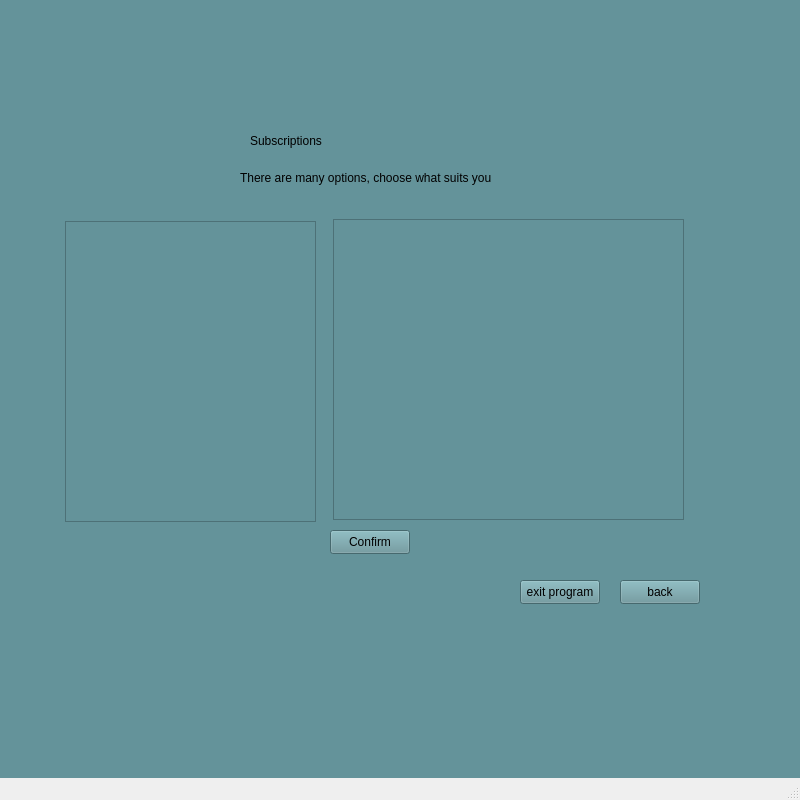
Above: omar qt/QtWidgetsApplication3.ui from MohammedNaser28/SP_metro_system before the change. Below: the same form after it.
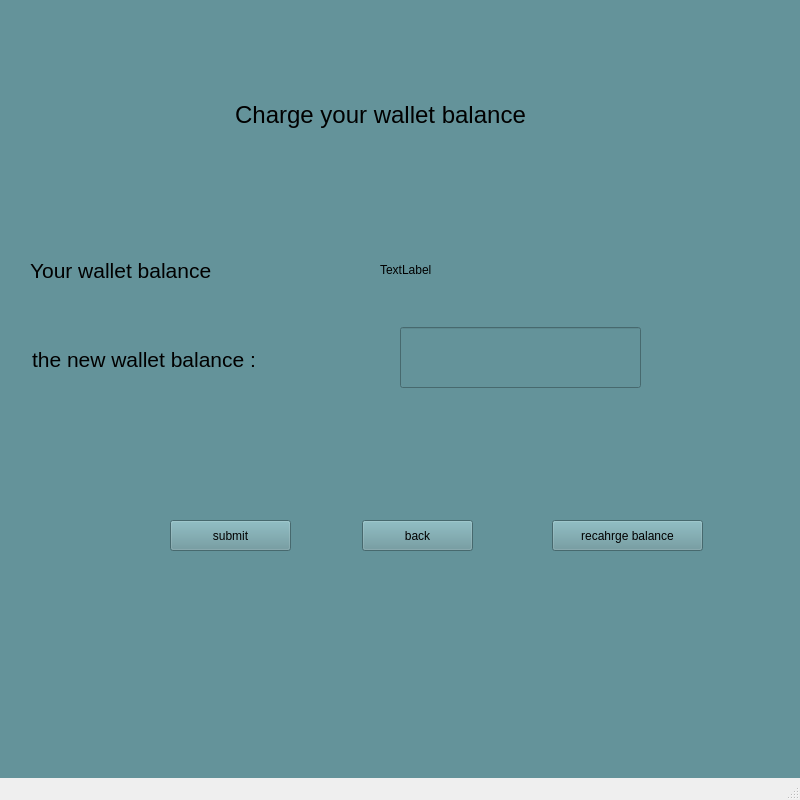
That is the form after the change. The open tabs and pages were chosen to show the change. Icons and pictures are not drawn.

Diff of the .ui file:
```diff
--- a/omar qt/QtWidgetsApplication3.ui
+++ b/omar qt/QtWidgetsApplication3.ui
@@ -877,6 +877,109 @@
       </property>
      </widget>
     </widget>
+    <widget class="QWidget" name="renew_in_wallet_subsc">
+     <widget class="QPushButton" name="confirm_wallet_balance">
+      <property name="geometry">
+       <rect>
+        <x>170</x>
+        <y>520</y>
+        <width>121</width>
+        <height>31</height>
+       </rect>
+      </property>
+      <property name="text">
+       <string>submit</string>
+      </property>
+     </widget>
+     <widget class="QPushButton" name="back_to_renew_page">
+      <property name="geometry">
+       <rect>
+        <x>362</x>
+        <y>520</y>
+        <width>111</width>
+        <height>31</height>
+       </rect>
+      </property>
+      <property name="text">
+       <string>back</string>
+      </property>
+     </widget>
+     <widget class="QPushButton" name="recharge_main_bala_in_wallet">
+      <property name="geometry">
+       <rect>
+        <x>552</x>
+        <y>520</y>
+        <width>151</width>
+        <height>31</height>
+       </rect>
+      </property>
+      <property name="text">
+       <string>recahrge balance</string>
+      </property>
+     </widget>
+     <widget class="QLabel" name="old_wallet_balance">
+      <property name="geometry">
+       <rect>
+        <x>380</x>
+        <y>239</y>
+        <width>281</width>
+        <height>61</height>
+       </rect>
+      </property>
+      <property name="text">
+       <string>TextLabel</string>
+      </property>
+     </widget>
+     <widget class="QLabel" name="label_41">
+      <property name="geometry">
+       <rect>
+        <x>170</x>
+        <y>80</y>
+        <width>421</width>
+        <height>71</height>
+       </rect>
+      </property>
+      <property name="text">
+       <string>&lt;html&gt;&lt;head/&gt;&lt;body&gt;&lt;p align=&quot;center&quot;&gt;&lt;span style=&quot; font-size:18pt;&quot;&gt;Charge your wallet balance&lt;/span&gt;&lt;/p&gt;&lt;/body&gt;&lt;/html&gt;</string>
+      </property>
+     </widget>
+     <widget class="QLabel" name="label_42">
+      <property name="geometry">
+       <rect>
+        <x>30</x>
+        <y>240</y>
+        <width>251</width>
+        <height>61</height>
+       </rect>
+      </property>
+      <property name="text">
+       <string>&lt;html&gt;&lt;head/&gt;&lt;body&gt;&lt;p&gt;&lt;span style=&quot; font-size:16pt;&quot;&gt;Your wallet balance &lt;/span&gt;&lt;/p&gt;&lt;/body&gt;&lt;/html&gt;</string>
+      </property>
+     </widget>
+     <widget class="QLabel" name="label_40">
+      <property name="geometry">
+       <rect>
+        <x>32</x>
+        <y>329</y>
+        <width>301</width>
+        <height>61</height>
+       </rect>
+      </property>
+      <property name="text">
+       <string>&lt;html&gt;&lt;head/&gt;&lt;body&gt;&lt;p&gt;&lt;span style=&quot; font-size:16pt;&quot;&gt;the new wallet balance :&lt;/span&gt;&lt;/p&gt;&lt;/body&gt;&lt;/html&gt;</string>
+      </property>
+     </widget>
+     <widget class="QLineEdit" name="wallet_new_balance">
+      <property name="geometry">
+       <rect>
+        <x>400</x>
+        <y>327</y>
+        <width>241</width>
+        <height>61</height>
+       </rect>
+      </property>
+     </widget>
+    </widget>
     <widget class="QWidget" name="charge_user_balance_page">
      <widget class="QLabel" name="label_22">
       <property name="geometry">
```
Left out of the diff: 47 changed lines with no effect on the pictures.
